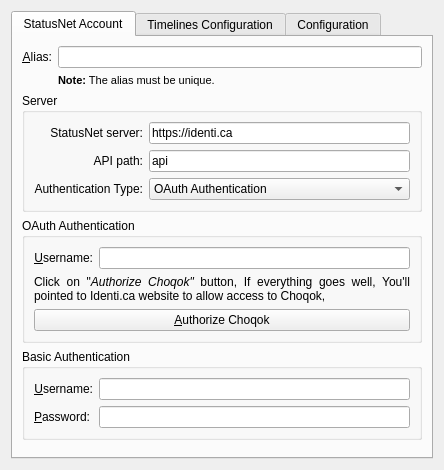
Before: the Qt Designer form microblogs/laconica/laconicaeditaccount_base.ui in KDE/choqok, drawn with Qt 5.
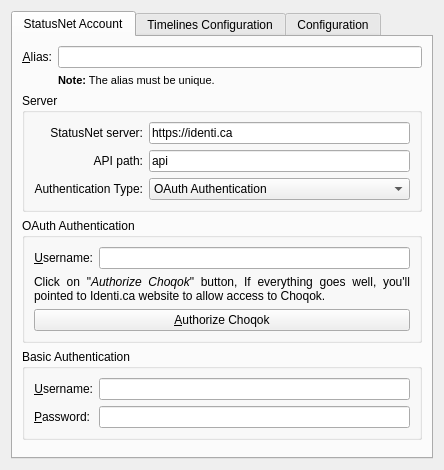
After: the same form once the commit is applied. Custom widgets are drawn as their Qt base class.

Diff of the .ui file:
```diff
--- a/microblogs/laconica/laconicaeditaccount_base.ui
+++ b/microblogs/laconica/laconicaeditaccount_base.ui
@@ -181,7 +181,7 @@
 &lt;html&gt;&lt;head&gt;&lt;meta name=&quot;qrichtext&quot; content=&quot;1&quot; /&gt;&lt;style type=&quot;text/css&quot;&gt;
 p, li { white-space: pre-wrap; }
 &lt;/style&gt;&lt;/head&gt;&lt;body style=&quot; font-family:'Sans Serif'; font-size:9pt; font-weight:400; font-style:normal;&quot;&gt;
-&lt;p align=&quot;justify&quot; style=&quot; margin-top:0px; margin-bottom:0px; margin-left:0px; margin-right:0px; -qt-block-indent:0; text-indent:0px;&quot;&gt;Click on &amp;quot;&lt;span style=&quot; font-style:italic;&quot;&gt;Authorize Choqok&amp;quot;&lt;/span&gt; button, If everything goes well, You'll pointed to Identi.ca website to allow access to Choqok,&lt;/p&gt;&lt;/body&gt;&lt;/html&gt;</string>
+&lt;p align=&quot;justify&quot; style=&quot; margin-top:0px; margin-bottom:0px; margin-left:0px; margin-right:0px; -qt-block-indent:0; text-indent:0px;&quot;&gt;Click on &amp;quot;&lt;span style=&quot; font-style:italic;&quot;&gt;Authorize Choqok&lt;/span&gt;&amp;quot; button, If everything goes well, you'll pointed to Identi.ca website to allow access to Choqok.&lt;/p&gt;&lt;/body&gt;&lt;/html&gt;</string>
             </property>
             <property name="wordWrap">
              <bool>true</bool>
```
